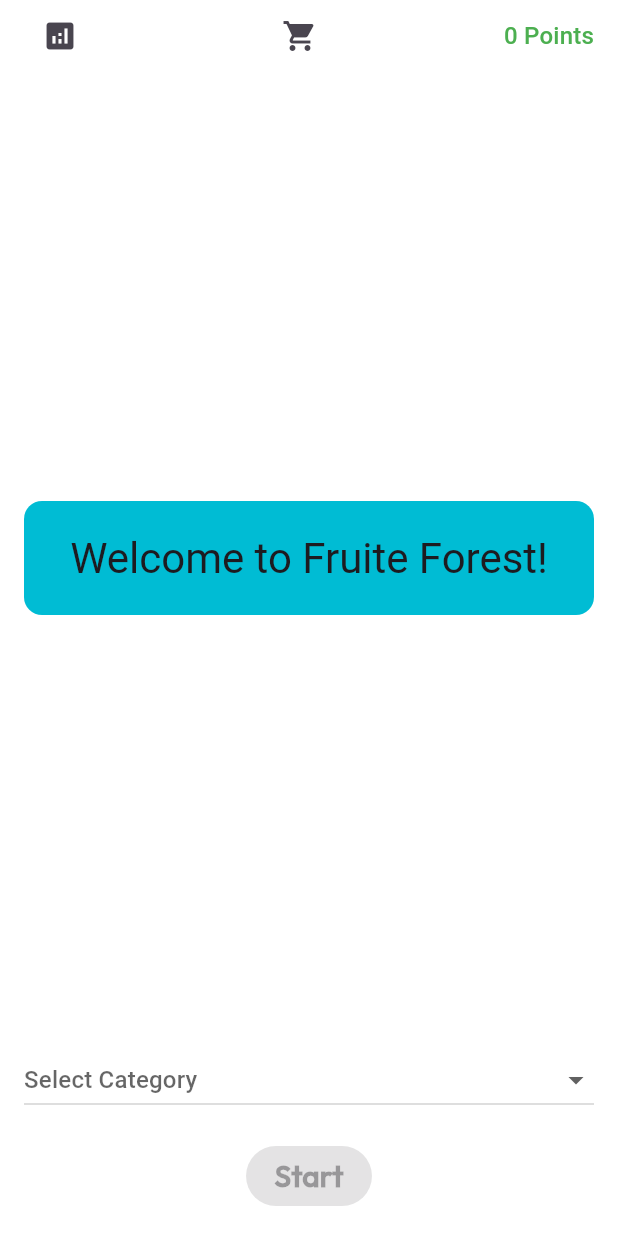
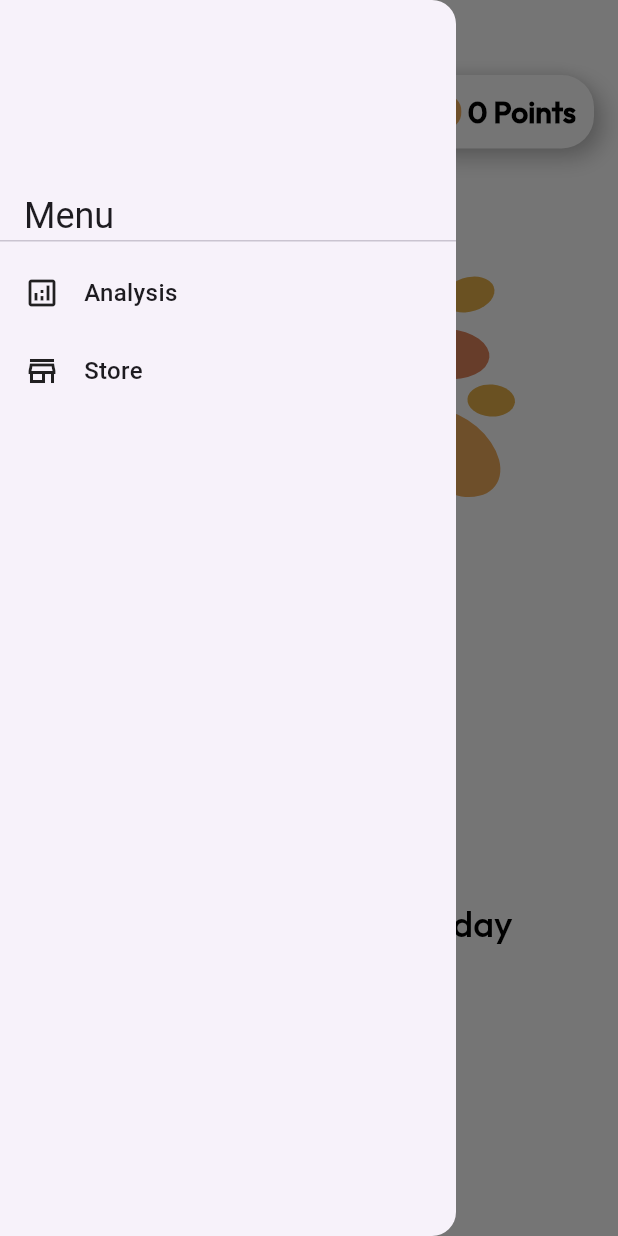
Before and after one commit to ruvais-p/FruiteForest, a Flutter app: the HomePage screen opened directly, with the side drawer open (before the commit the screen has no drawer), on a phone screen of 412 x 824 dp. Run offline on Flutter 3.47's test engine with Material 3 defaults, Android fonts, the phone set to English and light mode, and no system bars; our stand-ins replace bloc, fl_chart, flutter_bloc, flutter_heatmap_calendar, flutter_svg, supabase_flutter; missing offline and left inert: do_not_disturb; accounts and stored records are empty; network calls fail.

Commit message:
home page

```diff
--- a/lib/common/theme/colors/colors.dart
+++ b/lib/common/theme/colors/colors.dart
@@ -7,5 +7,5 @@ class AppColors {
   static const Color backgroundColor = Color(0xFFFFFFFF);
   static const Color white = Color(0xFFFFFFFF);
   static const Color red = Color(0xFFFF383C);
-
+  static const Color green = Color(0xFF1BD25D);
 }
--- a/lib/common/theme/text_theme/text_theme.dart
+++ b/lib/common/theme/text_theme/text_theme.dart
@@ -29,6 +29,12 @@ class AppTextTheme {
       fontWeight: FontWeight.w500,
       color: AppColors.black,
     ),
+    displayMedium:TextStyle(
+      fontFamily: _fontFamily,
+      fontSize: 24,
+      fontWeight: FontWeight.w500,
+      color: AppColors.black,
+    ),
   );
 
   static TextTheme darkTextTheme = TextTheme(
--- a/lib/feature/auth/presentation/widgets/auth_dropdown_widget.dart
+++ b/lib/feature/auth/presentation/widgets/auth_dropdown_widget.dart
@@ -58,6 +58,7 @@ Widget styledDropdown({
             ).textTheme.labelLarge?.copyWith(color: AppColors.black),
             dropdownColor: AppColors.backgroundColor,
             borderRadius: BorderRadius.circular(10),
+
             items: items
                 .map((e) => DropdownMenuItem(value: e, child: Text(_cap(e))))
                 .toList(),
--- a/lib/feature/homepage/model/activity_category_model.dart
+++ b/lib/feature/homepage/model/activity_category_model.dart
@@ -3,6 +3,9 @@ enum ActivityCategory {
   study,
   gym,
   reading,
+  diy,
+  meditate,
+  plan,
 }
 
 extension ActivityCategoryX on ActivityCategory {
@@ -16,6 +19,12 @@ extension ActivityCategoryX on ActivityCategory {
         return 'Gym';
       case ActivityCategory.reading:
         return 'Reading';
+      case ActivityCategory.diy:
+        return 'DIY';
+      case ActivityCategory.meditate:
+        return 'Meditate';
+      case ActivityCategory.plan:
+        return 'Plan';
     }
   }
 
--- a/lib/feature/homepage/presentation/home_page.dart
+++ b/lib/feature/homepage/presentation/home_page.dart
@@ -1,10 +1,14 @@
 import 'package:flutter/material.dart';
 import 'package:flutter_bloc/flutter_bloc.dart';
-import 'package:fruiteforest/feature/analysis_page/presentation/analysis_page.dart';
+import 'package:flutter_svg/flutter_svg.dart';
 import 'package:fruiteforest/feature/homepage/bloc/home_bloc.dart';
 import 'package:fruiteforest/feature/homepage/model/activity_category_model.dart';
+import 'package:fruiteforest/feature/homepage/presentation/widget/activity_category_selector.dart';
+import 'package:fruiteforest/feature/homepage/presentation/widget/app_drawer_widget.dart';
+import 'package:fruiteforest/feature/homepage/presentation/widget/drawer_button.dart';
+import 'package:fruiteforest/feature/homepage/presentation/widget/point_widget.dart';
+import 'package:fruiteforest/feature/homepage/presentation/widget/start_button_widget.dart';
 import 'package:fruiteforest/feature/homepage/presentation/widget/timer_widget.dart';
-import 'package:fruiteforest/feature/store/presentation/store_page.dart';
 
 class HomePage extends StatefulWidget {
   const HomePage({super.key});
@@ -19,6 +23,8 @@ class _HomePageState extends State<HomePage> {
     super.initState();
     context.read<HomeBloc>().add(HomeStarted());
   }
+
+  final GlobalKey<ScaffoldState> _scaffoldKey = GlobalKey<ScaffoldState>();
 
   @override
   Widget build(BuildContext context) {
@@ -57,110 +63,90 @@ class _HomePageState extends State<HomePage> {
           );
         },
         child: Scaffold(
-          body: SafeArea(
-            child: Padding(
-              padding: const EdgeInsets.symmetric(horizontal: 16),
+          key: _scaffoldKey,
+          drawer: AppDrawer(),
+          body: SingleChildScrollView(
             child: Column(
               children: [
                 // 🔹 TOP BAR
-                  Row(
+                SizedBox(height: 10),
+                Padding(
+                  padding: const EdgeInsets.only(
+                    left: 16.0,
+                    right: 16.0,
+                    top: 40,
+                    bottom: 20,
+                  ),
+                  child: Row(
                     mainAxisAlignment: MainAxisAlignment.spaceBetween,
                     children: [
-                      IconButton(
-                        icon: const Icon(Icons.analytics),
-                        onPressed: () {
-                          Navigator.push(
-                            context,
-                            MaterialPageRoute(
-                              builder: (context) => const AnalysisPage(),
-                            ),
-                          );
-                        },
-                      ),
-                      IconButton(
-                        icon: const Icon(Icons.shopping_cart),
-                        onPressed: () {
-                          Navigator.push(
-                            context,
-                            MaterialPageRoute(
-                              builder: (context) => const StorePage(),
-                            ),
-                          );
-                        },
-                      ),
+                      AppDrawerButton(scaffoldKey: _scaffoldKey),
                       BlocBuilder<HomeBloc, HomeState>(
                         buildWhen: (p, c) => p.points != c.points,
                         builder: (context, state) {
-                          return Text(
-                            "${state.points} Points",
-                            style: Theme.of(context).textTheme.titleMedium!
-                                .copyWith(color: Colors.green),
-                          );
+                          return PointWidget(point: state.points);
                         },
                       ),
                     ],
                   ),
-
-                  const SizedBox(height: 20),
+                ),
 
                 // 🔹 CENTER CONTENT
-                  Expanded(
-                    child: Center(
-                      child: Container(
-                        width: double.infinity,
-                        padding: const EdgeInsets.all(20),
-                        decoration: BoxDecoration(
-                          color: Colors.cyan,
-                          borderRadius: BorderRadius.circular(12),
+                SizedBox(
+                  height: MediaQuery.of(context).size.height * 0.586,
+                  child: SvgPicture.asset('assets/images/tree.svg'),
                 ),
-                        child: Text(
-                          "Welcome to Fruite Forest!",
-                          textAlign: TextAlign.center,
-                          style: Theme.of(context).textTheme.headlineMedium,
-                        ),
-                      ),
-                    ),
+                BlocBuilder<HomeBloc, HomeState>(
+                  builder: (context, state) {
+                    if (!state.hasStarted) {
+                      return Column(
+                        children: [
+                          Text(
+                            "Start your productive day",
+                            style: Theme.of(context).textTheme.displayMedium,
                           ),
 
-                  const SizedBox(height: 20),
-
-                  // 🔹 CATEGORY DROPDOWN (only before start)
+                          SizedBox(
+                            height: MediaQuery.of(context).size.height * 0.015,
+                          ),
+                        ],
+                      );
+                    }
+                    return const SizedBox();
+                  },
+                ),
                 BlocBuilder<HomeBloc, HomeState>(
                   buildWhen: (p, c) => p.category != c.category,
                   builder: (context, state) {
                     if (state.hasStarted) return const SizedBox();
 
-                      return DropdownButton<ActivityCategory>(
-                        isExpanded: true,
-                        hint: const Text("Select Category"),
-                        value: state.category,
-                        items: ActivityCategory.values.map((cat) {
-                          return DropdownMenuItem(
-                            value: cat,
-                            child: Text(cat.label),
-                          );
-                        }).toList(),
+                    return ActivityCategorySelector(
+                      selected: state.category ?? ActivityCategory.focus,
                       onChanged: (cat) {
-                          if (cat != null) {
                         context.read<HomeBloc>().add(CategorySelected(cat));
-                          }
                       },
                     );
                   },
                 ),
 
-                  const SizedBox(height: 16),
-
                 // 🔹 TIMER / START BUTTON
                 BlocBuilder<HomeBloc, HomeState>(
                   builder: (context, state) {
                     if (!state.hasStarted) {
-                        return ElevatedButton(
+                      return Column(
+                        children: [
+                          SizedBox(
+                            height: MediaQuery.of(context).size.height * 0.03,
+                          ),
+
+                          StartButton(
                             onPressed: state.category == null
                                 ? null
-                              : () =>
-                                    context.read<HomeBloc>().add(TimerStart()),
-                          child: const Text("Start"),
+                                : () => context.read<HomeBloc>().add(
+                                    TimerStart(),
+                                  ),
+                          ),
+                        ],
                       );
                     }
 
@@ -172,10 +158,7 @@ class _HomePageState extends State<HomePage> {
                     );
                   },
                 ),
-
-                  const SizedBox(height: 16),
               ],
-              ),
             ),
           ),
         ),
--- /dev/null
+++ b/lib/feature/homepage/presentation/widget/activity_category_selector.dart
@@ -0,0 +1,139 @@
+import 'package:flutter/material.dart';
+import 'package:fruiteforest/feature/homepage/model/activity_category_model.dart';
+
+class ActivityCategorySelector extends StatefulWidget {
+  const ActivityCategorySelector({
+    super.key,
+    required this.selected,
+    required this.onChanged,
+  });
+
+  final ActivityCategory selected;
+  final ValueChanged<ActivityCategory> onChanged;
+
+  @override
+  State<ActivityCategorySelector> createState() =>
+      _ActivityCategorySelectorState();
+}
+
+class _ActivityCategorySelectorState extends State<ActivityCategorySelector>
+    with SingleTickerProviderStateMixin {
+  bool isExpanded = false;
+
+  Color _color(ActivityCategory c) {
+    switch (c) {
+      case ActivityCategory.focus:
+        return const Color(0xFFE8A55B); // Amber
+
+      case ActivityCategory.study:
+        return const Color(0xFF8BE05D); // Green
+
+      case ActivityCategory.gym:
+        return const Color(0xFF67D6E8); // Aqua
+
+      case ActivityCategory.reading:
+        return const Color(0xFFE95C86); // Rose
+
+      case ActivityCategory.diy:
+        return const Color(0xFFB15CE8); // Purple
+
+      case ActivityCategory.meditate:
+        return const Color(0xFF5C6BC0); // Indigo calm
+
+      case ActivityCategory.plan:
+        return const Color(0xFF607D8B); // Structured slate
+    }
+  }
+
+  @override
+  Widget build(BuildContext context) {
+    final selected = widget.selected;
+
+    return Padding(
+      padding: const EdgeInsets.all(8.0),
+      child: AnimatedSize(
+        duration: const Duration(milliseconds: 300),
+        curve: Curves.easeInOut,
+        child: Column(
+          crossAxisAlignment: CrossAxisAlignment.center,
+          children: [
+            /// Selected pill
+            GestureDetector(
+              onTap: () => setState(() => isExpanded = !isExpanded),
+              child: _pill(selected),
+            ),
+
+            if (isExpanded) ...[
+              const SizedBox(height: 8),
+
+              /// FIRST ROW (3 items centered)
+              SizedBox(
+                width: double.infinity,
+                child: Row(
+                  mainAxisAlignment: MainAxisAlignment.center,
+                  children: ActivityCategory.values
+                      .where((c) => c != selected)
+                      .take(3)
+                      .map(
+                        (c) => Padding(
+                          padding: const EdgeInsets.symmetric(horizontal: 3),
+                          child: GestureDetector(
+                            onTap: () {
+                              widget.onChanged(c);
+                              setState(() => isExpanded = false);
+                            },
+                            child: _pill(c),
+                          ),
+                        ),
+                      )
+                      .toList(),
+                ),
+              ),
+              const SizedBox(height: 5),
+
+              /// SECOND ROW (start aligned under Focus)
+              SizedBox(
+                width: double.infinity,
+                child: Row(
+                  mainAxisAlignment: MainAxisAlignment.start,
+                  children: ActivityCategory.values
+                      .where((c) => c != selected)
+                      .skip(3)
+                      .map(
+                        (c) => Padding(
+                          padding: const EdgeInsets.only(left: 3),
+                          child: GestureDetector(
+                            onTap: () {
+                              widget.onChanged(c);
+                              setState(() => isExpanded = false);
+                            },
+                            child: _pill(c),
+                          ),
+                        ),
+                      )
+                      .toList(),
+                ),
+              ),
+            ],
+          ],
+        ),
+      ),
+    );
+  }
+
+  Widget _pill(ActivityCategory category) {
+    return Container(
+      padding: const EdgeInsets.symmetric(horizontal: 18, vertical: 8),
+      decoration: BoxDecoration(
+        color: _color(category),
+        borderRadius: BorderRadius.circular(18),
+      ),
+      child: Text(
+        category.label,
+        style: Theme.of(
+          context,
+        ).textTheme.displayMedium!.copyWith(fontWeight: FontWeight.w400),
+      ),
+    );
+  }
+}
--- /dev/null
+++ b/lib/feature/homepage/presentation/widget/app_drawer_widget.dart
@@ -0,0 +1,99 @@
+import 'package:flutter/material.dart';
+import 'package:fruiteforest/feature/analysis_page/presentation/analysis_page.dart';
+import 'package:fruiteforest/feature/store/presentation/store_page.dart';
+
+class AppDrawer extends StatelessWidget {
+  const AppDrawer({super.key});
+
+  void _navigate(BuildContext context, Widget page) async {
+    Navigator.pop(context); // 1️⃣ close drawer first
+
+    await Future.delayed(
+      const Duration(milliseconds: 250),
+    ); // 2️⃣ wait for smooth close
+
+    Navigator.of(context).push(
+      PageRouteBuilder(
+        transitionDuration: const Duration(milliseconds: 400),
+        pageBuilder: (_, animation, _) => page,
+        transitionsBuilder: (_, animation, _, child) {
+          final offsetAnimation = Tween<Offset>(
+            begin: const Offset(0.1, 0),
+            end: Offset.zero,
+          ).animate(animation);
+
+          return FadeTransition(
+            opacity: animation,
+            child: SlideTransition(position: offsetAnimation, child: child),
+          );
+        },
+      ),
+    );
+  }
+
+  Widget _tile({
+    required BuildContext context,
+    required IconData icon,
+    required String title,
+    required Widget page,
+  }) {
+    return InkWell(
+      borderRadius: BorderRadius.circular(12),
+      onTap: () => _navigate(context, page),
+      child: Padding(
+        padding: const EdgeInsets.symmetric(horizontal: 16, vertical: 14),
+        child: Row(
+          children: [
+            Icon(icon, size: 24),
+            const SizedBox(width: 16),
+            Text(
+              title,
+              style: const TextStyle(fontSize: 16, fontWeight: FontWeight.w500),
+            ),
+          ],
+        ),
+      ),
+    );
+  }
+
+  @override
+  Widget build(BuildContext context) {
+    return Drawer(
+      child: SafeArea(
+        child: Column(
+          crossAxisAlignment: CrossAxisAlignment.start,
+          children: [
+            // ✅ Smooth professional header
+            DrawerHeader(
+              margin: EdgeInsets.zero,
+              padding: const EdgeInsets.symmetric(horizontal: 16),
+              child: Align(
+                alignment: Alignment.bottomLeft,
+                child: Text(
+                  "Menu",
+                  style: Theme.of(context).textTheme.headlineSmall,
+                ),
+              ),
+            ),
+
+            const SizedBox(height: 8),
+
+            _tile(
+              context: context,
+              icon: Icons.analytics_outlined,
+              title: "Analysis",
+              page: const AnalysisPage(),
+            ),
+
+            _tile(
+              context: context,
+              icon: Icons.store_outlined,
+              title: "Store",
+              page: const StorePage(),
+            ),
+          ],
+        ),
+      ),
+    );
+  }
+}
--- /dev/null
+++ b/lib/feature/homepage/presentation/widget/drawer_button.dart
@@ -0,0 +1,40 @@
+import 'package:flutter/material.dart';
+import 'package:fruiteforest/common/theme/colors/colors.dart';
+
+class AppDrawerButton extends StatelessWidget {
+  const AppDrawerButton({
+    super.key,
+    required GlobalKey<ScaffoldState> scaffoldKey,
+  }) : _scaffoldKey = scaffoldKey;
+
+  final GlobalKey<ScaffoldState> _scaffoldKey;
+
+  @override
+  Widget build(BuildContext context) {
+    Widget line() {
+      return Container(
+        width: 27,
+        height: 3,
+        decoration: BoxDecoration(
+          color: AppColors.gray,
+          borderRadius: BorderRadius.circular(10),
+        ),
+      );
+    }
+
+    return InkWell(
+      borderRadius: BorderRadius.circular(8),
+      onTap: () => _scaffoldKey.currentState?.openDrawer(),
+      child: Column(
+        mainAxisSize: MainAxisSize.min,
+        children: [
+          line(),
+          const SizedBox(height: 4),
+          line(),
+          const SizedBox(height: 4),
+          line(),
+        ],
+      ),
+    );
+  }
+}
--- /dev/null
+++ b/lib/feature/homepage/presentation/widget/point_widget.dart
@@ -0,0 +1,50 @@
+import 'package:flutter/material.dart';
+import 'package:flutter_svg/flutter_svg.dart';
+import 'package:fruiteforest/common/theme/colors/colors.dart';
+
+class PointWidget extends StatelessWidget {
+  const PointWidget({super.key, required this.point});
+  final int point;
+
+  @override
+  Widget build(BuildContext context) {
+    return Container(
+      padding: const EdgeInsets.symmetric(vertical: 10, horizontal: 12),
+      decoration: BoxDecoration(
+        color: AppColors.backgroundColor,
+        borderRadius: BorderRadius.circular(21.5),
+        boxShadow: [
+          // Main shadow (bottom-right)
+          BoxShadow(
+            color: AppColors.black.withOpacity(0.25),
+            offset: const Offset(6, 6),
+            blurRadius: 12,
+          ),
+
+          // Very light top-left shadow (for depth)
+          BoxShadow(
+            color: AppColors.black.withOpacity(0.08),
+            offset: const Offset(-2, -2),
+            blurRadius: 6,
+          ),
+        ],
+      ),
+      child: Row(
+        children: [
+          SizedBox(
+            width: 24,
+            height: 24,
+            child: SvgPicture.asset('assets/images/point_icon.svg'),
+          ),
+          const SizedBox(width: 4),
+          Text(
+            "$point Points",
+            style: Theme.of(
+              context,
+            ).textTheme.labelLarge!.copyWith(color: AppColors.black),
+          ),
+        ],
+      ),
+    );
+  }
+}
--- /dev/null
+++ b/lib/feature/homepage/presentation/widget/start_button_widget.dart
@@ -0,0 +1,30 @@
+
+import 'package:flutter/material.dart';
+import 'package:fruiteforest/common/theme/colors/colors.dart';
+
+class StartButton extends StatelessWidget {
+  const StartButton({super.key, this.onPressed});
+  final VoidCallback? onPressed;
+
+  @override
+  Widget build(BuildContext context) {
+    return ElevatedButton(
+      style: ButtonStyle(
+        fixedSize: WidgetStateProperty.all(const Size(100, 40)),
+
+        shape: WidgetStateProperty.all(
+          RoundedRectangleBorder(borderRadius: BorderRadius.circular(17)),
+        ),
+
+        backgroundColor: WidgetStateProperty.resolveWith<Color>((states) {
+          if (states.contains(WidgetState.disabled)) {
+            return AppColors.green.withValues(alpha: 0.4);
+          }
+          return AppColors.green;
+        }),
+      ),
+      onPressed: onPressed,
+      child: Text("Start", style: Theme.of(context).textTheme.displayMedium),
+    );
+  }
+}
--- a/lib/feature/homepage/presentation/widget/timer_widget.dart
+++ b/lib/feature/homepage/presentation/widget/timer_widget.dart
@@ -1,5 +1,5 @@
-
 import 'package:flutter/material.dart';
+import 'package:fruiteforest/common/theme/colors/colors.dart';
 import 'package:fruiteforest/feature/homepage/model/activity_category_model.dart';
 
 class CountdownWidget extends StatelessWidget {
@@ -25,26 +25,22 @@ class CountdownWidget extends StatelessWidget {
     return Column(
       children: [
         Text(
-          category.label,
-          style: const TextStyle(
-            fontSize: 18,
-            fontWeight: FontWeight.w600,
-            color: Colors.white,
+          _format(seconds),
+          style: TextStyle(
+            fontFamily: "Outfit",
+            fontSize: 48,
+            fontWeight: FontWeight.w500,
+            color: AppColors.black,
           ),
         ),
-        const SizedBox(height: 8),
-        Text(
-          _format(seconds),
-          style: const TextStyle(
-            fontSize: 48,
-            fontWeight: FontWeight.bold,
-          ),
-        ),
-        const SizedBox(height: 20),
+        const SizedBox(height: 10),
         ElevatedButton(
           onPressed: onGiveUp,
           style: ElevatedButton.styleFrom(backgroundColor: Colors.red),
-          child: const Text("Give Up"),
+          child: Text(
+            "Give Up",
+            style: Theme.of(context).textTheme.displayMedium,
+          ),
         ),
       ],
     );
--- a/lib/main.dart
+++ b/lib/main.dart
@@ -2,9 +2,6 @@ import 'package:flutter/material.dart';
 import 'package:flutter_bloc/flutter_bloc.dart';
 import 'package:fruiteforest/common/theme/app_theme/app_theme.dart';
 import 'package:fruiteforest/feature/analysis_page/bloc/analysis_bloc.dart';
-import 'package:fruiteforest/feature/auth/presentation/createuser/create_user_page.dart';
-import 'package:fruiteforest/feature/auth/presentation/login/login_page.dart';
-import 'package:fruiteforest/feature/auth/presentation/otp_verification/otp_verification_page.dart';
 import 'package:fruiteforest/feature/auth/presentation/splashscreen/splash_screen.dart';
 import 'package:fruiteforest/feature/auth/bloc/auth_bloc.dart';
 import 'package:fruiteforest/feature/auth/presentation/welcome_page/welcome_page.dart';
@@ -53,7 +50,7 @@ class MyApp extends StatelessWidget {
       child: MaterialApp(
         debugShowCheckedModeBanner: false,
         theme: AppTheme.lightMode,
-        home: CreateProfilePage(),
+        home: SplashPage(),
       ),
     );
   }
```
Also changed, not shown: assets/images/analysis_icon.svg (added), assets/images/history_icon.svg (added), assets/images/point_icon.svg (added), assets/images/profile_image.svg (added), assets/images/settings_icon.svg (added), assets/images/store_icon.svg (added), assets/images/tree.svg (added). Lines whose indentation alone changed are shown as unchanged.
